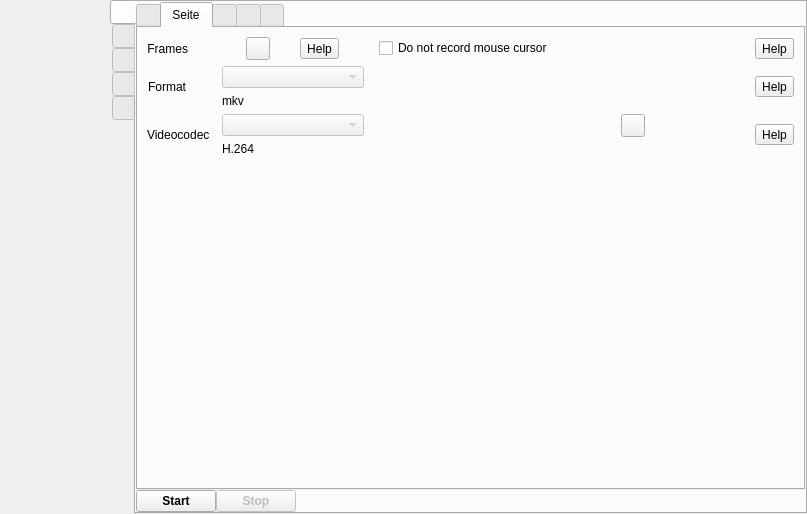
The window that src/wayland/formMainWindow_wl.ui (vkohaupt/vokoscreenNG) describes before a commit, drawn with Qt 5.
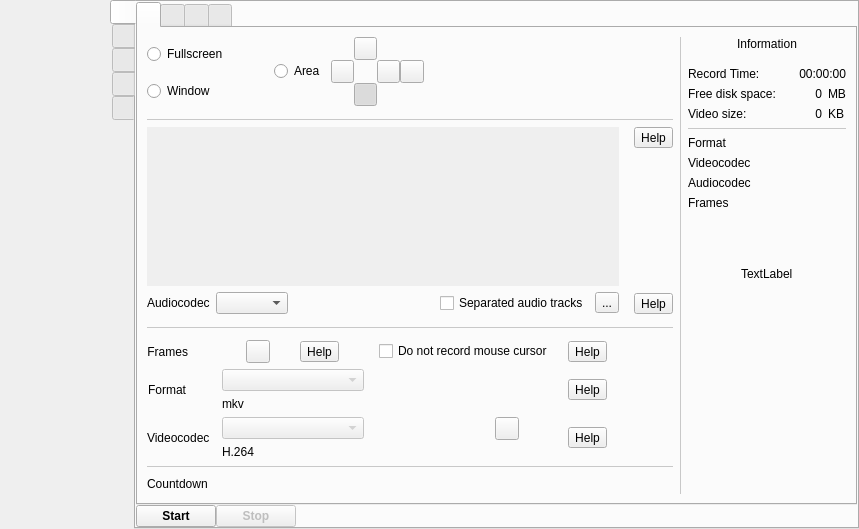
The same window after the commit. The open tabs and pages were chosen to show the change. Icons and pictures are not drawn.

Commit message: Temporary tab deleted

```diff
--- a/src/wayland/formMainWindow_wl.ui
+++ b/src/wayland/formMainWindow_wl.ui
@@ -6,8 +6,8 @@
    <rect>
     <x>0</x>
     <y>0</y>
-    <width>807</width>
-    <height>514</height>
+    <width>859</width>
+    <height>529</height>
    </rect>
   </property>
   <property name="windowTitle">
@@ -612,8 +612,8 @@
                          <rect>
                           <x>0</x>
                           <y>0</y>
-                          <width>388</width>
-                          <height>121</height>
+                          <width>440</width>
+                          <height>68</height>
                          </rect>
                         </property>
                         <property name="accessibleName">
@@ -696,19 +696,6 @@
                   </item>
                  </layout>
                 </item>
-                <item>
-                 <widget class="Line" name="line_6">
-                  <property name="styleSheet">
-                   <string notr="true">color: rgb(200, 200, 200);</string>
-                  </property>
-                  <property name="frameShadow">
-                   <enum>QFrame::Plain</enum>
-                  </property>
-                  <property name="orientation">
-                   <enum>Qt::Horizontal</enum>
-                  </property>
-                 </widget>
-                </item>
                 <item>
                  <widget class="QFrame" name="frame_video">
                   <property name="frameShape">
@@ -730,6 +717,322 @@
                   </layout>
                  </widget>
                 </item>
+                <item>
+                 <widget class="Line" name="line_6">
+                  <property name="styleSheet">
+                   <string notr="true">color: rgb(200, 200, 200);</string>
+                  </property>
+                  <property name="frameShadow">
+                   <enum>QFrame::Plain</enum>
+                  </property>
+                  <property name="orientation">
+                   <enum>Qt::Horizontal</enum>
+                  </property>
+                 </widget>
+                </item>
+                <item>
+                 <layout class="QGridLayout" name="gridLayoutFormatCodecs">
+                  <item row="1" column="3">
+                   <widget class="QToolButton" name="help_screencast_nomousecursor">
+                    <property name="toolTip">
+                     <string>Help</string>
+                    </property>
+                    <property name="text">
+                     <string notr="true">Help</string>
+                    </property>
+                   </widget>
+                  </item>
+                  <item row="3" column="1">
+                   <layout class="QVBoxLayout" name="verticalLayout_28">
+                    <property name="leftMargin">
+                     <number>6</number>
+                    </property>
+                    <item>
+                     <widget class="QComboBox" name="comboBoxVideoCodec">
+                      <property name="enabled">
+                       <bool>false</bool>
+                      </property>
+                      <property name="sizeAdjustPolicy">
+                       <enum>QComboBox::AdjustToContents</enum>
+                      </property>
+                      <property name="minimumContentsLength">
+                       <number>14</number>
+                      </property>
+                     </widget>
+                    </item>
+                    <item>
+                     <widget class="QLabel" name="label_16">
+                      <property name="text">
+                       <string notr="true">H.264</string>
+                      </property>
+                     </widget>
+                    </item>
+                   </layout>
+                  </item>
+                  <item row="2" column="3">
+                   <widget class="QToolButton" name="help_screencast_format">
+                    <property name="toolTip">
+                     <string>Help</string>
+                    </property>
+                    <property name="text">
+                     <string notr="true">Help</string>
+                    </property>
+                   </widget>
+                  </item>
+                  <item row="3" column="0">
+                   <widget class="QLabel" name="labelVideoCodec">
+                    <property name="text">
+                     <string>Videocodec</string>
+                    </property>
+                   </widget>
+                  </item>
+                  <item row="2" column="0" alignment="Qt::AlignLeft">
+                   <widget class="QLabel" name="labelFormat">
+                    <property name="text">
+                     <string>Format</string>
+                    </property>
+                    <property name="alignment">
+                     <set>Qt::AlignRight|Qt::AlignTrailing|Qt::AlignVCenter</set>
+                    </property>
+                   </widget>
+                  </item>
+                  <item row="1" column="1">
+                   <widget class="QFrame" name="frameFrames">
+                    <property name="frameShape">
+                     <enum>QFrame::NoFrame</enum>
+                    </property>
+                    <property name="frameShadow">
+                     <enum>QFrame::Raised</enum>
+                    </property>
+                    <layout class="QHBoxLayout" name="horizontalLayout_33">
+                     <property name="spacing">
+                      <number>6</number>
+                     </property>
+                     <property name="leftMargin">
+                      <number>6</number>
+                     </property>
+                     <property name="topMargin">
+                      <number>0</number>
+                     </property>
+                     <property name="rightMargin">
+                      <number>0</number>
+                     </property>
+                     <property name="bottomMargin">
+                      <number>0</number>
+                     </property>
+                     <item>
+                      <widget class="QToolButton" name="toolButtonFramesReset">
+                       <property name="toolTip">
+                        <string>Reset</string>
+                       </property>
+                       <property name="text">
+                        <string notr="true"/>
+                       </property>
+                       <property name="icon">
+                        <iconset resource="../screencast.qrc">
+                         <normaloff>:/pictures/screencast/undo.png</normaloff>:/pictures/screencast/undo.png</iconset>
+                       </property>
+                      </widget>
+                     </item>
+                     <item>
+                      <widget class="QToolButton" name="help_screencast_frames">
+                       <property name="toolTip">
+                        <string>Help</string>
+                       </property>
+                       <property name="text">
+                        <string notr="true">Help</string>
+                       </property>
+                      </widget>
+                     </item>
+                    </layout>
+                   </widget>
+                  </item>
+                  <item row="1" column="2">
+                   <widget class="QFrame" name="frame">
+                    <layout class="QHBoxLayout" name="horizontalLayout_3">
+                     <property name="topMargin">
+                      <number>0</number>
+                     </property>
+                     <property name="bottomMargin">
+                      <number>0</number>
+                     </property>
+                     <item>
+                      <widget class="QCheckBox" name="checkBoxMouseCursorOnOff">
+                       <property name="text">
+                        <string>Do not record mouse cursor</string>
+                       </property>
+                      </widget>
+                     </item>
+                    </layout>
+                   </widget>
+                  </item>
+                  <item row="1" column="0" alignment="Qt::AlignLeft">
+                   <widget class="QLabel" name="labelFrames">
+                    <property name="text">
+                     <string>Frames</string>
+                    </property>
+                    <property name="alignment">
+                     <set>Qt::AlignRight|Qt::AlignTrailing|Qt::AlignVCenter</set>
+                    </property>
+                   </widget>
+                  </item>
+                  <item row="3" column="2">
+                   <widget class="QFrame" name="frameVideoCodecQuality">
+                    <property name="frameShape">
+                     <enum>QFrame::NoFrame</enum>
+                    </property>
+                    <property name="frameShadow">
+                     <enum>QFrame::Raised</enum>
+                    </property>
+                    <layout class="QVBoxLayout" name="verticalLayout_15" stretch="0">
+                     <property name="spacing">
+                      <number>10</number>
+                     </property>
+                     <property name="leftMargin">
+                      <number>0</number>
+                     </property>
+                     <property name="topMargin">
+                      <number>0</number>
+                     </property>
+                     <property name="rightMargin">
+                      <number>0</number>
+                     </property>
+                     <property name="bottomMargin">
+                      <number>0</number>
+                     </property>
+                     <item alignment="Qt::AlignTop">
+                      <widget class="QFrame" name="frameVideoCodecOpenh264">
+                       <property name="frameShape">
+                        <enum>QFrame::NoFrame</enum>
+                       </property>
+                       <layout class="QHBoxLayout" name="horizontalLayout_67">
+                        <property name="topMargin">
+                         <number>0</number>
+                        </property>
+                        <property name="rightMargin">
+                         <number>0</number>
+                        </property>
+                        <property name="bottomMargin">
+                         <number>0</number>
+                        </property>
+                        <item>
+                         <layout class="QHBoxLayout" name="horizontalLayout_openh264">
+                          <property name="spacing">
+                           <number>6</number>
+                          </property>
+                          <item alignment="Qt::AlignVCenter">
+                           <widget class="QLabel" name="label_36">
+                            <property name="minimumSize">
+                             <size>
+                              <width>0</width>
+                              <height>0</height>
+                             </size>
+                            </property>
+                            <property name="maximumSize">
+                             <size>
+                              <width>28</width>
+                              <height>28</height>
+                             </size>
+                            </property>
+                            <property name="text">
+                             <string notr="true"/>
+                            </property>
+                            <property name="pixmap">
+                             <pixmap resource="../screencast.qrc">:/pictures/screencast/compress.png</pixmap>
+                            </property>
+                            <property name="scaledContents">
+                             <bool>true</bool>
+                            </property>
+                           </widget>
+                          </item>
+                         </layout>
+                        </item>
+                        <item alignment="Qt::AlignVCenter">
+                         <widget class="QToolButton" name="toolButtonOpenh264Reset">
+                          <property name="toolTip">
+                           <string>Reset</string>
+                          </property>
+                          <property name="text">
+                           <string notr="true"/>
+                          </property>
+                          <property name="icon">
+                           <iconset resource="../screencast.qrc">
+                            <normaloff>:/pictures/screencast/undo.png</normaloff>:/pictures/screencast/undo.png</iconset>
+                          </property>
+                         </widget>
+                        </item>
+                       </layout>
+                      </widget>
+                     </item>
+                    </layout>
+                   </widget>
+                  </item>
+                  <item row="2" column="2">
+                   <spacer name="horizontalSpacer_5">
+                    <property name="orientation">
+                     <enum>Qt::Horizontal</enum>
+                    </property>
+                    <property name="sizeHint" stdset="0">
+                     <size>
+                      <width>40</width>
+                      <height>20</height>
+                     </size>
+                    </property>
+                   </spacer>
+                  </item>
+                  <item row="2" column="1">
+                   <layout class="QVBoxLayout" name="verticalLayout_30">
+                    <property name="leftMargin">
+                     <number>6</number>
+                    </property>
+                    <item>
+                     <widget class="QComboBox" name="comboBoxFormat">
+                      <property name="enabled">
+                       <bool>false</bool>
+                      </property>
+                      <property name="sizeAdjustPolicy">
+                       <enum>QComboBox::AdjustToContents</enum>
+                      </property>
+                     </widget>
+                    </item>
+                    <item>
+                     <widget class="QLabel" name="label_17">
+                      <property name="text">
+                       <string notr="true">mkv</string>
+                      </property>
+                     </widget>
+                    </item>
+                   </layout>
+                  </item>
+                  <item row="3" column="3">
+                   <layout class="QVBoxLayout" name="verticalLayout_29">
+                    <item>
+                     <widget class="QToolButton" name="help_screencast_videocodec">
+                      <property name="toolTip">
+                       <string>Help</string>
+                      </property>
+                      <property name="text">
+                       <string notr="true">Help</string>
+                      </property>
+                     </widget>
+                    </item>
+                   </layout>
+                  </item>
+                  <item row="0" column="3">
+                   <spacer name="horizontalSpacer">
+                    <property name="orientation">
+                     <enum>Qt::Horizontal</enum>
+                    </property>
+                    <property name="sizeHint" stdset="0">
+                     <size>
+                      <width>40</width>
+                      <height>5</height>
+                     </size>
+                    </property>
+                   </spacer>
+                  </item>
+                 </layout>
+                </item>
                 <item>
                  <widget class="Line" name="line_3">
                   <property name="styleSheet">
@@ -981,334 +1284,6 @@
               </item>
              </layout>
             </widget>
-            <widget class="QWidget" name="tab_4">
-             <attribute name="title">
-              <string notr="true">Seite</string>
-             </attribute>
-             <layout class="QVBoxLayout" name="verticalLayout_3">
-              <item>
-               <widget class="QWidget" name="widget" native="true">
-                <layout class="QVBoxLayout" name="verticalLayout_6">
-                 <property name="leftMargin">
-                  <number>0</number>
-                 </property>
-                 <property name="topMargin">
-                  <number>0</number>
-                 </property>
-                 <property name="rightMargin">
-                  <number>0</number>
-                 </property>
-                 <property name="bottomMargin">
-                  <number>0</number>
-                 </property>
-                 <item>
-                  <layout class="QGridLayout" name="gridLayoutFormatCodecs">
-                   <item row="2" column="2">
-                    <widget class="QFrame" name="frameVideoCodecQuality">
-                     <property name="frameShape">
-                      <enum>QFrame::NoFrame</enum>
-                     </property>
-                     <property name="frameShadow">
-                      <enum>QFrame::Raised</enum>
-                     </property>
-                     <layout class="QVBoxLayout" name="verticalLayout_15" stretch="0">
-                      <property name="spacing">
-                       <number>10</number>
-                      </property>
-                      <property name="leftMargin">
-                       <number>0</number>
-                      </property>
-                      <property name="topMargin">
-                       <number>0</number>
-                      </property>
-                      <property name="rightMargin">
-                       <number>0</number>
-                      </property>
-                      <property name="bottomMargin">
-                       <number>0</number>
-                      </property>
-                      <item alignment="Qt::AlignTop">
-                       <widget class="QFrame" name="frameVideoCodecOpenh264">
-                        <property name="frameShape">
-                         <enum>QFrame::NoFrame</enum>
-                        </property>
-                        <layout class="QHBoxLayout" name="horizontalLayout_67">
-                         <property name="topMargin">
-                          <number>0</number>
-                         </property>
-                         <property name="rightMargin">
-                          <number>0</number>
-                         </property>
-                         <property name="bottomMargin">
-                          <number>0</number>
-                         </property>
-                         <item>
-                          <layout class="QHBoxLayout" name="horizontalLayout_openh264">
-                           <property name="spacing">
-                            <number>6</number>
-                           </property>
-                           <item alignment="Qt::AlignVCenter">
-                            <widget class="QLabel" name="label_36">
-                             <property name="minimumSize">
-                              <size>
-                               <width>0</width>
-                               <height>0</height>
-                              </size>
-                             </property>
-                             <property name="maximumSize">
-                              <size>
-                               <width>28</width>
-                               <height>28</height>
-                              </size>
-                             </property>
-                             <property name="text">
-                              <string notr="true"/>
-                             </property>
-                             <property name="pixmap">
-                              <pixmap resource="../screencast.qrc">:/pictures/screencast/compress.png</pixmap>
-                             </property>
-                             <property name="scaledContents">
-                              <bool>true</bool>
-                             </property>
-                            </widget>
-                           </item>
-                          </layout>
-                         </item>
-                         <item alignment="Qt::AlignVCenter">
-                          <widget class="QToolButton" name="toolButtonOpenh264Reset">
-                           <property name="toolTip">
-                            <string>Reset</string>
-                           </property>
-                           <property name="text">
-                            <string notr="true"/>
-                           </property>
-                           <property name="icon">
-                            <iconset resource="../screencast.qrc">
-                             <normaloff>:/pictures/screencast/undo.png</normaloff>:/pictures/screencast/undo.png</iconset>
-                           </property>
-                          </widget>
-                         </item>
-                        </layout>
-                       </widget>
-                      </item>
-                     </layout>
-                    </widget>
-                   </item>
-                   <item row="2" column="3">
-                    <layout class="QVBoxLayout" name="verticalLayout_29">
-                     <item>
-                      <widget class="QToolButton" name="help_screencast_videocodec">
-                       <property name="toolTip">
-                        <string>Help</string>
-                       </property>
-                       <property name="text">
-                        <string notr="true">Help</string>
-                       </property>
-                      </widget>
-                     </item>
-                    </layout>
-                   </item>
-                   <item row="1" column="3">
-                    <widget class="QToolButton" name="help_screencast_format">
-                     <property name="toolTip">
-                      <string>Help</string>
-                     </property>
-                     <property name="text">
-                      <string notr="true">Help</string>
-                     </property>
-                    </widget>
-                   </item>
-                   <item row="1" column="0" alignment="Qt::AlignLeft">
-                    <widget class="QLabel" name="labelFormat">
-                     <property name="text">
-                      <string>Format</string>
-                     </property>
-                     <property name="alignment">
-                      <set>Qt::AlignRight|Qt::AlignTrailing|Qt::AlignVCenter</set>
-                     </property>
-                    </widget>
-                   </item>
-                   <item row="0" column="0" alignment="Qt::AlignLeft">
-                    <widget class="QLabel" name="labelFrames">
-                     <property name="text">
-                      <string>Frames</string>
-                     </property>
-                     <property name="alignment">
-                      <set>Qt::AlignRight|Qt::AlignTrailing|Qt::AlignVCenter</set>
-                     </property>
-                    </widget>
-                   </item>
-                   <item row="0" column="3">
-                    <widget class="QToolButton" name="help_screencast_nomousecursor">
-                     <property name="toolTip">
-                      <string>Help</string>
-                     </property>
-                     <property name="text">
-                      <string notr="true">Help</string>
-                     </property>
-                    </widget>
-                   </item>
-                   <item row="1" column="2">
-                    <spacer name="horizontalSpacer_5">
-                     <property name="orientation">
-                      <enum>Qt::Horizontal</enum>
-                     </property>
-                     <property name="sizeHint" stdset="0">
-                      <size>
-                       <width>40</width>
-                       <height>20</height>
-                      </size>
-                     </property>
-                    </spacer>
-                   </item>
-                   <item row="0" column="1">
-                    <widget class="QFrame" name="frameFrames">
-                     <property name="frameShape">
-                      <enum>QFrame::NoFrame</enum>
-                     </property>
-                     <property name="frameShadow">
-                      <enum>QFrame::Raised</enum>
-                     </property>
-                     <layout class="QHBoxLayout" name="horizontalLayout_33">
-                      <property name="spacing">
-                       <number>6</number>
-                      </property>
-                      <property name="leftMargin">
-                       <number>6</number>
-                      </property>
-                      <property name="topMargin">
-                       <number>0</number>
-                      </property>
-                      <property name="rightMargin">
-                       <number>0</number>
-                      </property>
-                      <property name="bottomMargin">
-                       <number>0</number>
-                      </property>
-                      <item>
-                       <widget class="QToolButton" name="toolButtonFramesReset">
-                        <property name="toolTip">
-                         <string>Reset</string>
-                        </property>
-                        <property name="text">
-                         <string notr="true"/>
-                        </property>
-                        <property name="icon">
-                         <iconset resource="../screencast.qrc">
-                          <normaloff>:/pictures/screencast/undo.png</normaloff>:/pictures/screencast/undo.png</iconset>
-                        </property>
-                       </widget>
-                      </item>
-                      <item>
-                       <widget class="QToolButton" name="help_screencast_frames">
-                        <property name="toolTip">
-                         <string>Help</string>
-                        </property>
-                        <property name="text">
-                         <string notr="true">Help</string>
-                        </property>
-                       </widget>
-                      </item>
-                     </layout>
-                    </widget>
-                   </item>
-                   <item row="0" column="2">
-                    <widget class="QFrame" name="frame">
-                     <layout class="QHBoxLayout" name="horizontalLayout_3">
-                      <property name="topMargin">
-                       <number>0</number>
-                      </property>
-                      <property name="bottomMargin">
-                       <number>0</number>
-                      </property>
-                      <item>
-                       <widget class="QCheckBox" name="checkBoxMouseCursorOnOff">
-                        <property name="text">
-                         <string>Do not record mouse cursor</string>
-                        </property>
-                       </widget>
-                      </item>
-                     </layout>
-                    </widget>
-                   </item>
-                   <item row="2" column="1">
-                    <layout class="QVBoxLayout" name="verticalLayout_28">
-                     <property name="leftMargin">
-                      <number>6</number>
-                     </property>
-                     <item>
-                      <widget class="QComboBox" name="comboBoxVideoCodec">
-                       <property name="enabled">
-                        <bool>false</bool>
-                       </property>
-                       <property name="sizeAdjustPolicy">
-                        <enum>QComboBox::AdjustToContents</enum>
-                       </property>
-                       <property name="minimumContentsLength">
-                        <number>14</number>
-                       </property>
-                      </widget>
-                     </item>
-                     <item>
-                      <widget class="QLabel" name="label_16">
-                       <property name="text">
-                        <string notr="true">H.264</string>
-                       </property>
-                      </widget>
-                     </item>
-                    </layout>
-                   </item>
-                   <item row="1" column="1">
-                    <layout class="QVBoxLayout" name="verticalLayout_30">
-                     <property name="leftMargin">
-                      <number>6</number>
-                     </property>
-                     <item>
-                      <widget class="QComboBox" name="comboBoxFormat">
-                       <property name="enabled">
-                        <bool>false</bool>
-                       </property>
-                       <property name="sizeAdjustPolicy">
-                        <enum>QComboBox::AdjustToContents</enum>
-                       </property>
-                      </widget>
-                     </item>
-                     <item>
-                      <widget class="QLabel" name="label_17">
-                       <property name="text">
-                        <string notr="true">mkv</string>
-                       </property>
-                      </widget>
-                     </item>
-                    </layout>
-                   </item>
-                   <item row="2" column="0">
-                    <widget class="QLabel" name="labelVideoCodec">
-                     <property name="text">
-                      <string>Videocodec</string>
-                     </property>
-                    </widget>
-                   </item>
-                  </layout>
-                 </item>
-                </layout>
-               </widget>
-              </item>
-              <item>
-               <spacer name="verticalSpacer_2">
-                <property name="orientation">
-                 <enum>Qt::Vertical</enum>
-                </property>
-                <property name="sizeHint" stdset="0">
-                 <size>
-                  <width>20</width>
-                  <height>40</height>
-                 </size>
-                </property>
-               </spacer>
-              </item>
-             </layout>
-            </widget>
             <widget class="QWidget" name="tabMisc">
              <attribute name="icon">
               <iconset resource="../screencast.qrc">
@@ -1604,8 +1579,8 @@
                     <rect>
                      <x>0</x>
                      <y>0</y>
-                     <width>428</width>
-                     <height>376</height>
+                     <width>480</width>
+                     <height>391</height>
                     </rect>
                    </property>
                    <layout class="QGridLayout" name="gridLayoutAvailable">
```
The commit also changes 1 other file.
